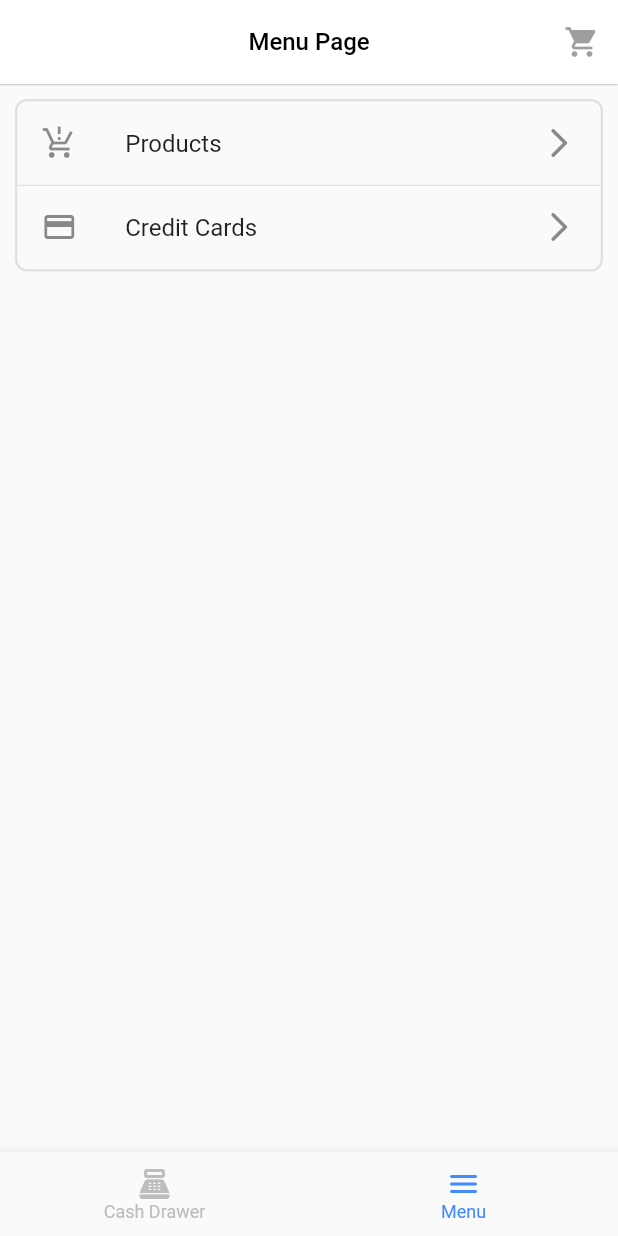
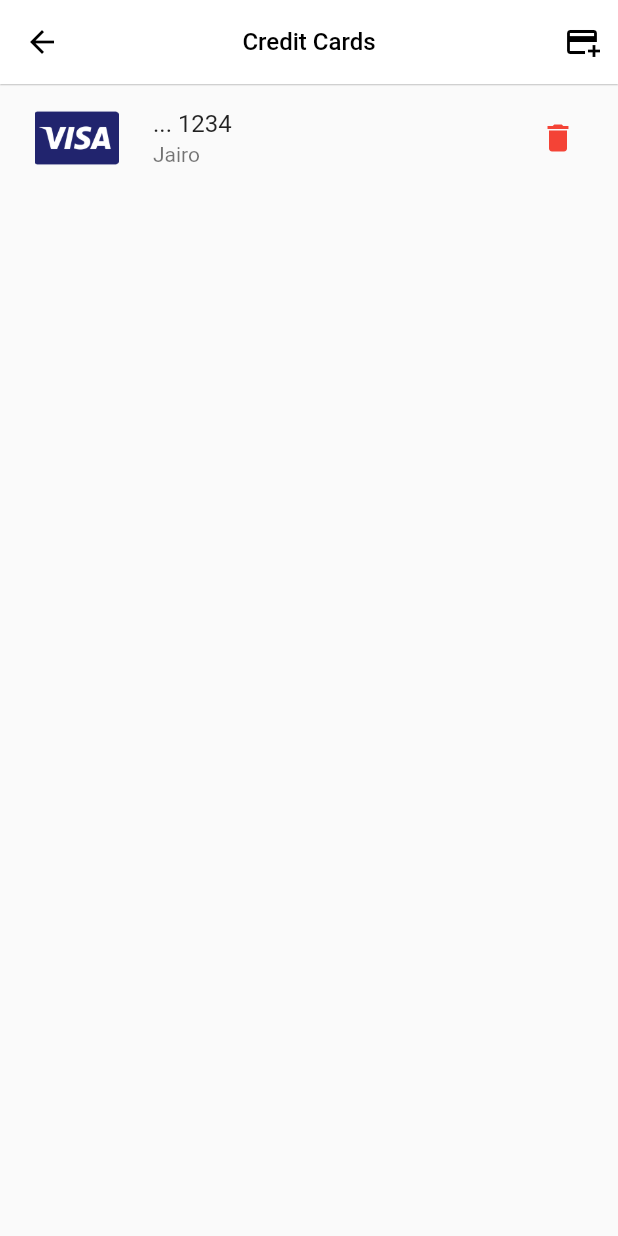
Before and after one commit to Neoterux/comelec-app, a Flutter app: the screen it shows after launch, item 2 of the bottom bar chosen, after a tap on "Credit Cards", on a phone screen of 412 x 824 dp. Run offline on Flutter 3.47's test engine with Material 2 defaults, Android fonts, the phone set to English and light mode, and no system bars; our stand-ins replace get.

Commit message:
Credit cards views

```diff
--- a/lib/cash_drawer/cash_drawer_page.dart
+++ b/lib/cash_drawer/cash_drawer_page.dart
@@ -9,7 +9,6 @@ class CashDrawerPage extends StatelessWidget {
     return const Scaffold(
       appBar: AppBarWidget(
         title: "Cash Drawer Page",
-        backgroundColor: Colors.white,
         actions: [
           IconButton(
             onPressed: null,
--- a/lib/common/widgets/app_bar.dart
+++ b/lib/common/widgets/app_bar.dart
@@ -1,7 +1,6 @@
 import 'package:flutter/material.dart';
 
 class AppBarWidget extends StatelessWidget implements PreferredSizeWidget {
-  final Color? backgroundColor;
   final String? title;
   final Widget? leading;
   final List<Widget>? actions;
@@ -13,7 +12,6 @@ class AppBarWidget extends StatelessWidget implements PreferredSizeWidget {
     this.actions,
     this.leading,
     this.shape,
-    this.backgroundColor,
   }) : super(key: key);
 
   @override
@@ -29,7 +27,7 @@ class AppBarWidget extends StatelessWidget implements PreferredSizeWidget {
         ),
       ),
       centerTitle: true,
-      backgroundColor: backgroundColor,
+      backgroundColor: Colors.white,
       actions: actions,
       elevation: 0.4,
     );
--- /dev/null
+++ b/lib/common/widgets/credit_card_widget.dart
@@ -0,0 +1,34 @@
+import 'package:flutter/material.dart';
+import 'package:get/get.dart';
+
+class CreditCardWidget extends StatelessWidget {
+  final String bin;
+  final String name;
+  final String ccType;
+  const CreditCardWidget({
+    super.key,
+    required this.bin,
+    required this.name,
+    required this.ccType,
+  });
+
+  @override
+  Widget build(BuildContext context) {
+    return ListTile(
+      leading: SizedBox(
+        width: 70,
+        height: 100,
+        child: Image.asset("assets/images/$ccType.png"),
+      ),
+      title: Text("... $bin"),
+      subtitle: Text(name),
+      trailing: const IconButton(
+        icon: Icon(
+          Icons.delete,
+          color: Colors.red,
+        ),
+        onPressed: null,
+      ),
+    );
+  }
+}
--- a/lib/menu/menu_page.dart
+++ b/lib/menu/menu_page.dart
@@ -1,5 +1,7 @@
 import 'package:comelec/common/widgets/app_bar.dart';
+import 'package:comelec/menu/pages/credit_cards_page.dart';
 import 'package:flutter/material.dart';
+import 'package:get/get.dart';
 
 class MenuPage extends StatelessWidget {
   const MenuPage({super.key});
@@ -8,7 +10,6 @@ class MenuPage extends StatelessWidget {
   Widget build(BuildContext context) {
     return Scaffold(
       appBar: const AppBarWidget(
-        backgroundColor: Colors.white,
         title: "Menu Page",
         actions: [
           IconButton(
@@ -43,7 +44,10 @@ class MenuPage extends StatelessWidget {
                 leading: Icon(Icons.credit_card),
                 title: Text("Credit Cards"),
                 trailing: Icon(Icons.arrow_forward_ios_rounded),
-                onTap: () => print("onTap"),
+                onTap: () => Get.to(
+                  () => CreditCardPage(),
+                  transition: Transition.downToUp,
+                ),
               ),
             ],
           ).toList(),
--- /dev/null
+++ b/lib/menu/pages/credit_cards_page.dart
@@ -0,0 +1,52 @@
+import 'package:comelec/common/widgets/app_bar.dart';
+import 'package:comelec/common/widgets/credit_card_widget.dart';
+import 'package:comelec/menu/pages/new_credit_card_page.dart';
+import 'package:flutter/material.dart';
+import 'package:get/get.dart';
+
+class CreditCardPage extends StatelessWidget {
+  CreditCardPage({super.key});
+
+  final cards = [
+    {
+      "bin": "1234",
+      "name": "Jairo",
+      "ccType": "visa",
+    }
+  ];
+
+  @override
+  Widget build(BuildContext context) {
+    return Scaffold(
+      appBar: AppBarWidget(
+        leading: IconButton(
+          icon: const Icon(
+            Icons.arrow_back,
+            color: Colors.black,
+          ),
+          onPressed: () => Get.back(),
+        ),
+        title: "Credit Cards",
+        actions: [
+          IconButton(
+            onPressed: () => Get.to(() => NewCreditCardPage()),
+            icon: Icon(
+              Icons.add_card,
+              color: Colors.black,
+            ),
+          ),
+        ],
+      ),
+      body: Center(
+        child: ListView.builder(
+          itemCount: cards.length,
+          itemBuilder: (context, index) => CreditCardWidget(
+            bin: cards[index]['bin']!,
+            name: cards[index]['name']!,
+            ccType: cards[index]['ccType']!,
+          ),
+        ),
+      ),
+    );
+  }
+}
--- a/pubspec.yaml
+++ b/pubspec.yaml
@@ -61,9 +61,8 @@ flutter:
   uses-material-design: true
 
   # To add assets to your application, add an assets section, like this:
-  # assets:
-  #   - images/a_dot_burr.jpeg
-  #   - images/a_dot_ham.jpeg
+  assets:
+    - assets/images/
 
   # An image asset can refer to one or more resolution-specific "variants", see
   # https://flutter.dev/assets-and-images/#resolution-aware
```
Also changed, not shown: lib/menu/pages/new_credit_card_page.dart (added, +166 -0 lines), assets/images/american-express.png (added), assets/images/diners-club.png (added), assets/images/discover.png (added), assets/images/mastercard.png (added), assets/images/visa.png (added), lib/menu/pages/products_page.dart (added).
